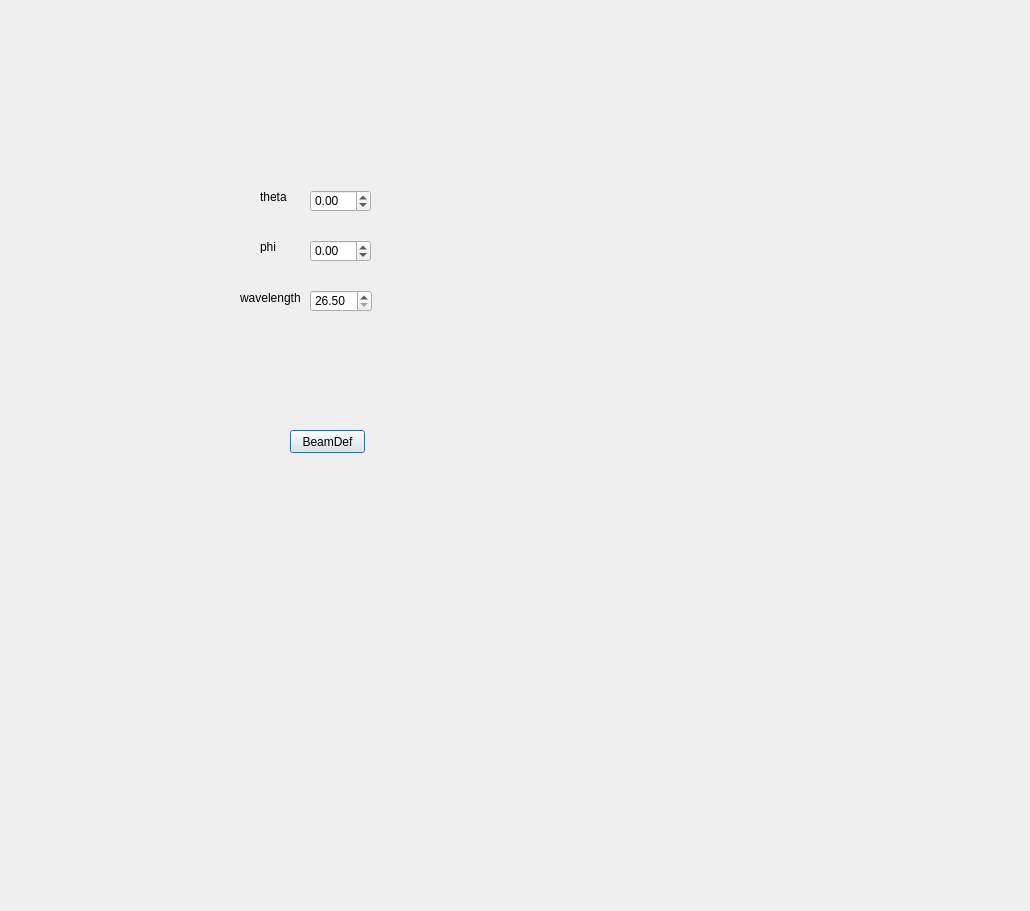
First picture: the form in GUItest.ui, repository 30Wedge/AnokiwaveChipDemo, before the edit.
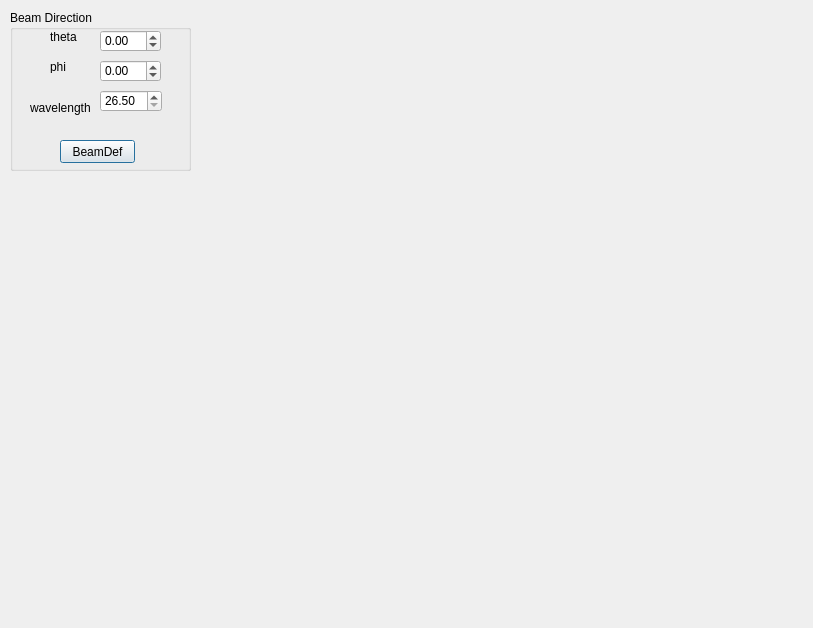
Second picture: the form after the edit.

What changed in the file:
```diff
--- a/GUItest.ui
+++ b/GUItest.ui
@@ -6,37 +6,30 @@
    <rect>
     <x>0</x>
     <y>0</y>
-    <width>1030</width>
-    <height>911</height>
+    <width>813</width>
+    <height>628</height>
    </rect>
   </property>
   <property name="windowTitle">
    <string>Dialog</string>
   </property>
-  <widget class="QDoubleSpinBox" name="phi">
+  <widget class="QGroupBox" name="groupBox">
    <property name="geometry">
     <rect>
-     <x>310</x>
-     <y>240</y>
-     <width>61</width>
-     <height>22</height>
+     <x>10</x>
+     <y>10</y>
+     <width>181</width>
+     <height>161</height>
     </rect>
    </property>
-   <property name="minimum">
-    <double>-360.000000000000000</double>
+   <property name="title">
+    <string>Beam Direction</string>
    </property>
-   <property name="maximum">
-    <double>360.000000000000000</double>
-   </property>
-   <property name="singleStep">
-    <double>0.500000000000000</double>
-   </property>
-  </widget>
   <widget class="QDoubleSpinBox" name="theta">
    <property name="geometry">
     <rect>
-     <x>310</x>
-     <y>190</y>
+      <x>90</x>
+      <y>20</y>
      <width>61</width>
      <height>22</height>
     </rect>
@@ -51,11 +44,69 @@
     <double>0.500000000000000</double>
    </property>
   </widget>
+   <widget class="QLabel" name="label">
+    <property name="geometry">
+     <rect>
+      <x>40</x>
+      <y>20</y>
+      <width>46</width>
+      <height>13</height>
+     </rect>
+    </property>
+    <property name="text">
+     <string>theta</string>
+    </property>
+   </widget>
+   <widget class="QDoubleSpinBox" name="phi">
+    <property name="geometry">
+     <rect>
+      <x>90</x>
+      <y>50</y>
+      <width>61</width>
+      <height>22</height>
+     </rect>
+    </property>
+    <property name="minimum">
+     <double>-360.000000000000000</double>
+    </property>
+    <property name="maximum">
+     <double>360.000000000000000</double>
+    </property>
+    <property name="singleStep">
+     <double>0.500000000000000</double>
+    </property>
+   </widget>
+   <widget class="QLabel" name="label_2">
+    <property name="geometry">
+     <rect>
+      <x>40</x>
+      <y>50</y>
+      <width>46</width>
+      <height>13</height>
+     </rect>
+    </property>
+    <property name="text">
+     <string>phi</string>
+    </property>
+   </widget>
+   <widget class="QLabel" name="label_3">
+    <property name="geometry">
+     <rect>
+      <x>20</x>
+      <y>90</y>
+      <width>61</width>
+      <height>16</height>
+     </rect>
+    </property>
+    <property name="text">
+     <string>wavelength</string>
+    </property>
+   </widget>
   <widget class="QDoubleSpinBox" name="waveLength">
    <property name="geometry">
     <rect>
-     <x>310</x>
-     <y>290</y>
+      <x>90</x>
+      <y>80</y>
      <width>62</width>
      <height>22</height>
     </rect>
@@ -76,50 +127,11 @@
     <double>0.100000000000000</double>
    </property>
   </widget>
-  <widget class="QLabel" name="label">
-   <property name="geometry">
-    <rect>
-     <x>260</x>
-     <y>190</y>
-     <width>46</width>
-     <height>13</height>
-    </rect>
-   </property>
-   <property name="text">
-    <string>theta</string>
-   </property>
-  </widget>
-  <widget class="QLabel" name="label_2">
-   <property name="geometry">
-    <rect>
-     <x>260</x>
-     <y>240</y>
-     <width>46</width>
-     <height>13</height>
-    </rect>
-   </property>
-   <property name="text">
-    <string>phi</string>
-   </property>
-  </widget>
-  <widget class="QLabel" name="label_3">
-   <property name="geometry">
-    <rect>
-     <x>240</x>
-     <y>290</y>
-     <width>61</width>
-     <height>16</height>
-    </rect>
-   </property>
-   <property name="text">
-    <string>wavelength</string>
-   </property>
-  </widget>
   <widget class="QPushButton" name="BeamDef">
    <property name="geometry">
     <rect>
-     <x>290</x>
-     <y>430</y>
+      <x>50</x>
+      <y>130</y>
      <width>75</width>
      <height>23</height>
     </rect>
@@ -127,6 +139,7 @@
    <property name="text">
     <string>BeamDef</string>
    </property>
+   </widget>
   </widget>
  </widget>
  <resources/>
```
Lines whose indentation alone changed are shown as unchanged.
